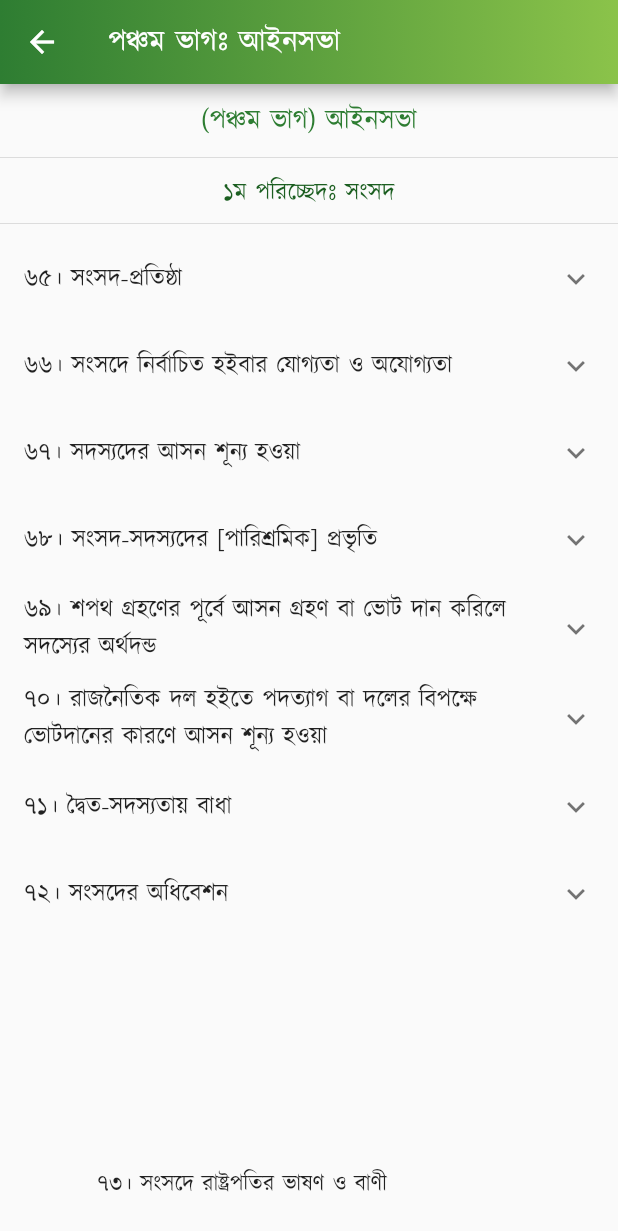
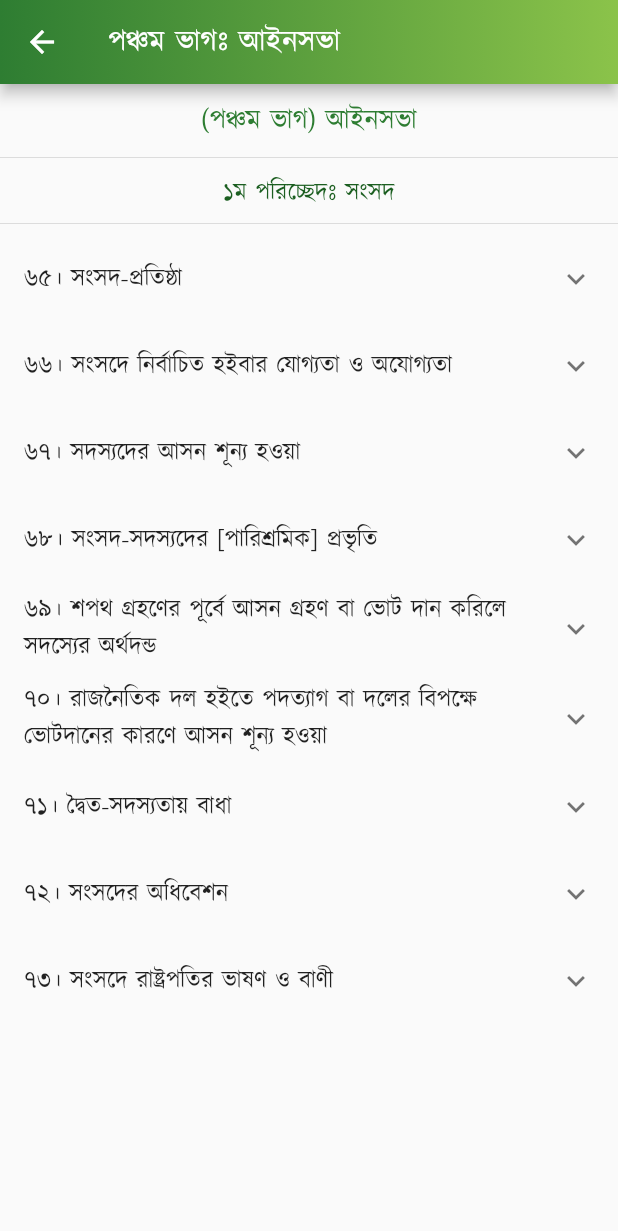
Before and after one commit to Azimul-Haque/flutter-onesignal, a Flutter app: the PartFive screen opened directly, on a phone screen of 412 x 824 dp. Shown: the top 1231 px of the screen. Run offline on Flutter 3.47's test engine with Material 2 defaults, Android fonts, the phone set to English and light mode, and no system bars; our stand-ins replace fluttertoast, package_info_plus, percent_indicator, shared_preferences, sqflite; missing offline and left inert: blinking_text, flutter_share, onesignal_flutter, slide_popup_dialog; accounts and stored records are empty; network calls fail.

Commit message:
Commit Sun 03/27/2022 23:34:51.17 21660

```diff
--- a/lib/pages/constitution/part5.dart
+++ b/lib/pages/constitution/part5.dart
@@ -199,11 +199,21 @@ class PartFive extends StatelessWidget {
               )),
             ],
           ),
+          ExpansionTile(
+            title: Text('৭৩। সংসদে রাষ্ট্রপতির ভাষণ ও বাণী'),
+            children: <Widget>[
+              ListTile(
+                  title: SelectableText(
+                '৭২। (১) সরকারী বিজ্ঞপ্তি-দ্বারা রাষ্ট্রপতি সংসদ আহ্বান, স্থগিত ও ভঙ্গ করিবেন এবং সংসদ আহ্বানকালে রাষ্ট্রপতি প্রথম বৈঠকের সময় ও স্থান নির্ধারণ করিবেন: \nতবে শর্ত থাকে যে,[১২৩ অনুচ্ছেদের (৩) দফার (ক) উপ-দফায় উল্লিখিত নব্বই দিন সময় ব্যতীত অন্য সময়ে] সংসদের এক অধিবেশনের সমাপ্তি ও পরবর্তী অধিবেশনের প্রথম বৈঠকের মধ্যে ষাট দিনের অতিরিক্ত বিরতি থাকিবে না: \nতবে আরও শর্ত থাকে যে, এই দফার অধীন তাঁহার দায়িত্ব পালনে রাষ্ট্রপতি প্রধানমন্ত্রী কর্তৃক লিখিতভাবে প্রদত্ত পরামর্শ অনুযায়ী কার্য করিবেন।',
+                textAlign: TextAlign.justify,
+              )),
+            ],
+          ),
           Padding(
             padding: EdgeInsets.all(15),
             child: Column(children: <Widget>[
               Text(
-                "\n\n \n\n \n\n৭৩। সংসদে রাষ্ট্রপতির ভাষণ ও বাণী \n\n৭৩ক। সংসদ সম্পর্কে মন্ত্রীগণের অধিকার \n\n৭৪। স্পীকার ও ডেপুটি স্পীকার \n\n৭৫। কার্যপ্রণালী-বিধি, কোরাম প্রভৃতি \n\n৭৬। সংসদের স্থায়ী কমিটিসমূহ \n\n৭৭। ন্যায়পাল \n\n৭৮। সংসদ ও সদস্যদের বিশেষ অধিকার ও দায়মুক্তি \n\n৭৯। সংসদ-সচিবালয় \n\n\n২য় পরিচ্ছেদঃ আইন প্রনয়ন ও অর্থসংক্রান্ত পদ্ধতি \n\n৮০। আইন প্রণয়ন পদ্ধতি \n\n৮১। অর্থবিল \n\n৮২। আর্থিক ব্যবস্থাবলীর সুপারিশ \n\n৮৩। সংসদের আইন ব্যতীত করারোপে বাধা \n\n৮৪। সংযুক্ত তহবিল ও প্রজাতন্ত্রের সরকারী হিসাব \n\n৮৫। সরকারী অর্থের নিয়ন্ত্রণ \n\n৮৬। প্রজাতন্ত্রের সরকারী হিসাবে প্রদেয় অর্থ \n\n৮৭। বার্ষিক আর্থিক বিবৃতি \n\n৮৮। সংযুক্ত তহবিলের উপর দায় \n\n৮৯। বার্ষিক আর্থিক বিবৃতি সম্পর্কিত পদ্ধতি \n\n৯০। নির্দিষ্টকরণ আইন \n\n৯১। সম্পূরক ও অতিরিক্ত মঞ্জুরী \n\n৯২। হিসাব, ঋণ প্রভৃতির উপর ভোট \n\n৯২ক। [বিলুপ্ত] \n\n\n৩য় পরিচ্ছেদঃ অধ্যাদেশপ্রণয়ন-ক্ষমতা \n\n৯৩। অধ্যাদেশপ্রণয়ন-ক্ষমতা",
+                "\n\n \n\n \n\n \n\n৭৩ক। সংসদ সম্পর্কে মন্ত্রীগণের অধিকার \n\n৭৪। স্পীকার ও ডেপুটি স্পীকার \n\n৭৫। কার্যপ্রণালী-বিধি, কোরাম প্রভৃতি \n\n৭৬। সংসদের স্থায়ী কমিটিসমূহ \n\n৭৭। ন্যায়পাল \n\n৭৮। সংসদ ও সদস্যদের বিশেষ অধিকার ও দায়মুক্তি \n\n৭৯। সংসদ-সচিবালয় \n\n\n২য় পরিচ্ছেদঃ আইন প্রনয়ন ও অর্থসংক্রান্ত পদ্ধতি \n\n৮০। আইন প্রণয়ন পদ্ধতি \n\n৮১। অর্থবিল \n\n৮২। আর্থিক ব্যবস্থাবলীর সুপারিশ \n\n৮৩। সংসদের আইন ব্যতীত করারোপে বাধা \n\n৮৪। সংযুক্ত তহবিল ও প্রজাতন্ত্রের সরকারী হিসাব \n\n৮৫। সরকারী অর্থের নিয়ন্ত্রণ \n\n৮৬। প্রজাতন্ত্রের সরকারী হিসাবে প্রদেয় অর্থ \n\n৮৭। বার্ষিক আর্থিক বিবৃতি \n\n৮৮। সংযুক্ত তহবিলের উপর দায় \n\n৮৯। বার্ষিক আর্থিক বিবৃতি সম্পর্কিত পদ্ধতি \n\n৯০। নির্দিষ্টকরণ আইন \n\n৯১। সম্পূরক ও অতিরিক্ত মঞ্জুরী \n\n৯২। হিসাব, ঋণ প্রভৃতির উপর ভোট \n\n৯২ক। [বিলুপ্ত] \n\n\n৩য় পরিচ্ছেদঃ অধ্যাদেশপ্রণয়ন-ক্ষমতা \n\n৯৩। অধ্যাদেশপ্রণয়ন-ক্ষমতা",
                 style:
                     TextStyle(color: Colors.black87, fontSize: 15, height: 1.5),
                 textAlign: TextAlign.justify,
```
